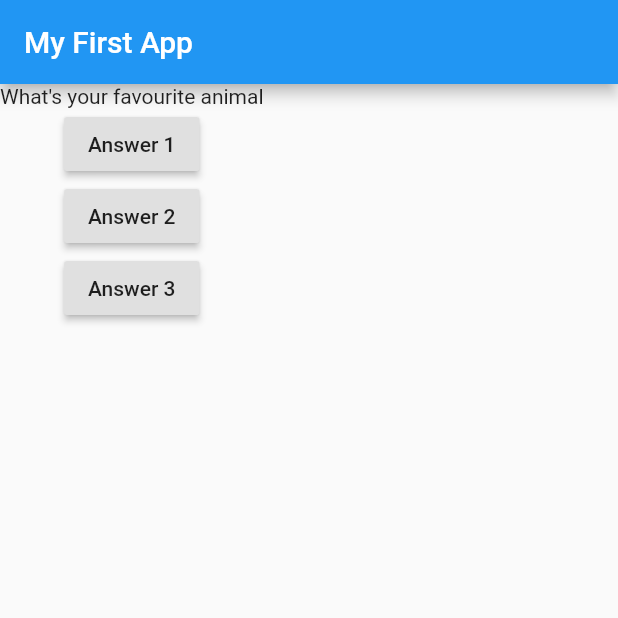
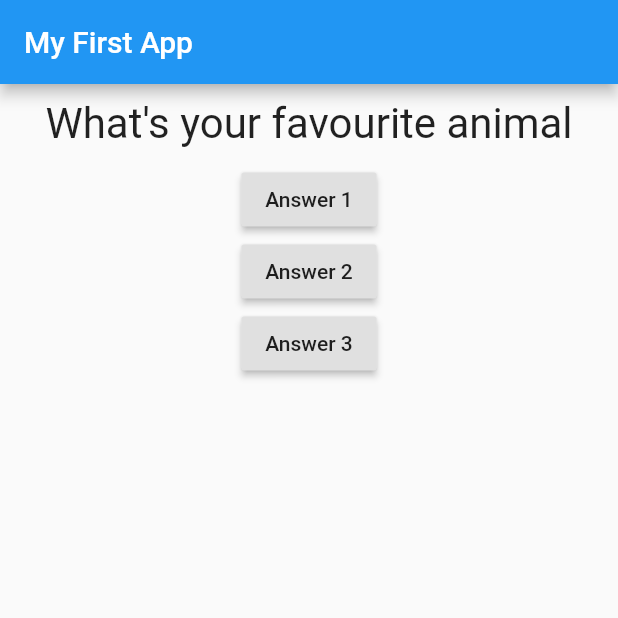
Before and after one commit to darshangit/flutter-app-1, a Flutter app: the screen it shows after launch, after a tap on "Answer 1", on a phone screen of 412 x 824 dp, the top half of it. Run offline on Flutter 3.47's test engine with Material 2 defaults, Android fonts, the phone set to English and light mode, and no system bars.

Commit message:
Layout and styling

```diff
--- a/lib/main.dart
+++ b/lib/main.dart
@@ -1,20 +1,21 @@
 import 'package:flutter/material.dart';
+import './question.dart';
 
 void main() => runApp(MyApp()); // can use when we have only 1 expression
 
 class MyApp extends StatefulWidget {
   @override
   State<StatefulWidget> createState() {
-    return MyAppState();
+    return _MyAppState();
   }
 }
 
-class MyAppState extends State<MyApp> {
-  var questionIndex = 0;
+class _MyAppState extends State<MyApp> {
+  var _questionIndex = 0;
 
   void answerQuestion() {
     setState(() {
-      questionIndex = questionIndex + 1;
+      _questionIndex = _questionIndex + 1;
     });
   }
 
@@ -31,7 +32,7 @@ class MyAppState extends State<MyApp> {
           title: Text('My First App'),
         ),
         body: Column(children: <Widget>[
-          Text(questions[questionIndex]),
+          Question(questions[_questionIndex]),
           RaisedButton(
             child: Text('Answer 1'),
             onPressed: answerQuestion,
--- /dev/null
+++ b/lib/question.dart
@@ -0,0 +1,20 @@
+import 'package:flutter/material.dart';
+
+class Question extends StatelessWidget {
+  final String questionText;
+
+  Question(this.questionText);
+
+  @override
+  Widget build(BuildContext context) {
+    return Container(
+      width: double.infinity,
+      margin: EdgeInsets.all(10),
+      child: Text(
+        questionText,
+        style: TextStyle(fontSize: 28),
+        textAlign: TextAlign.center,
+      ),
+    );
+  }
+}
```
